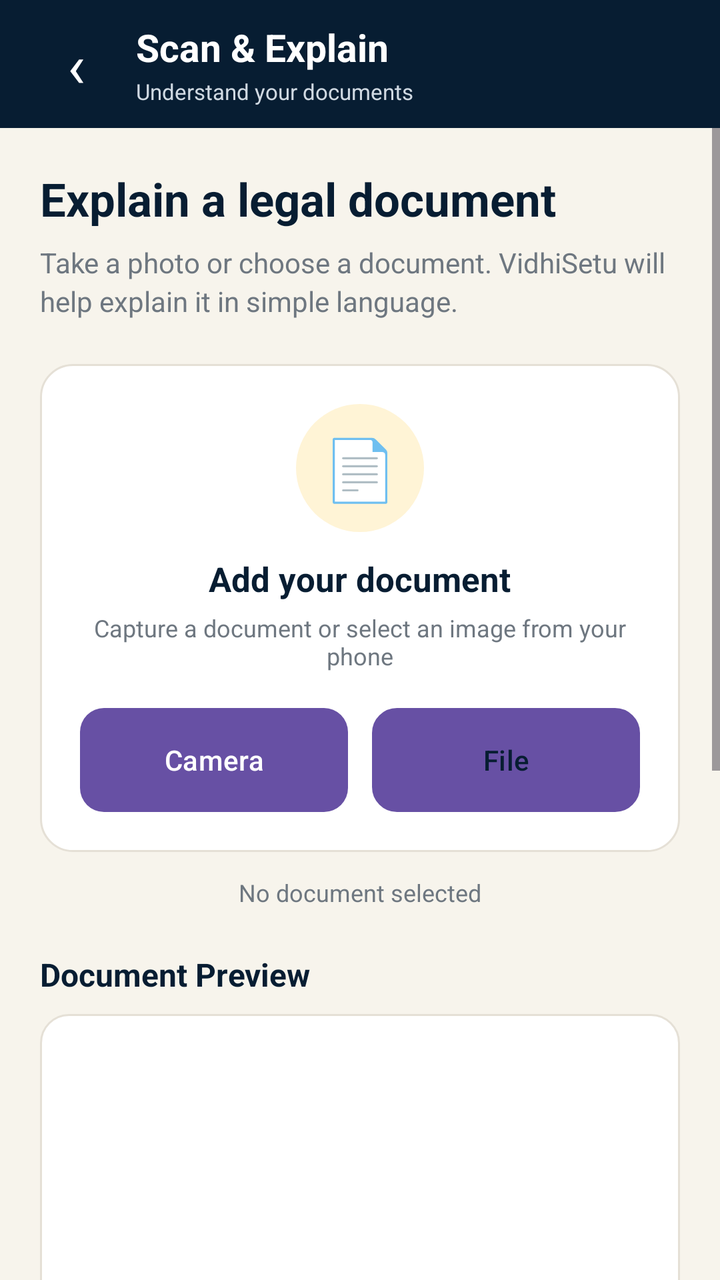
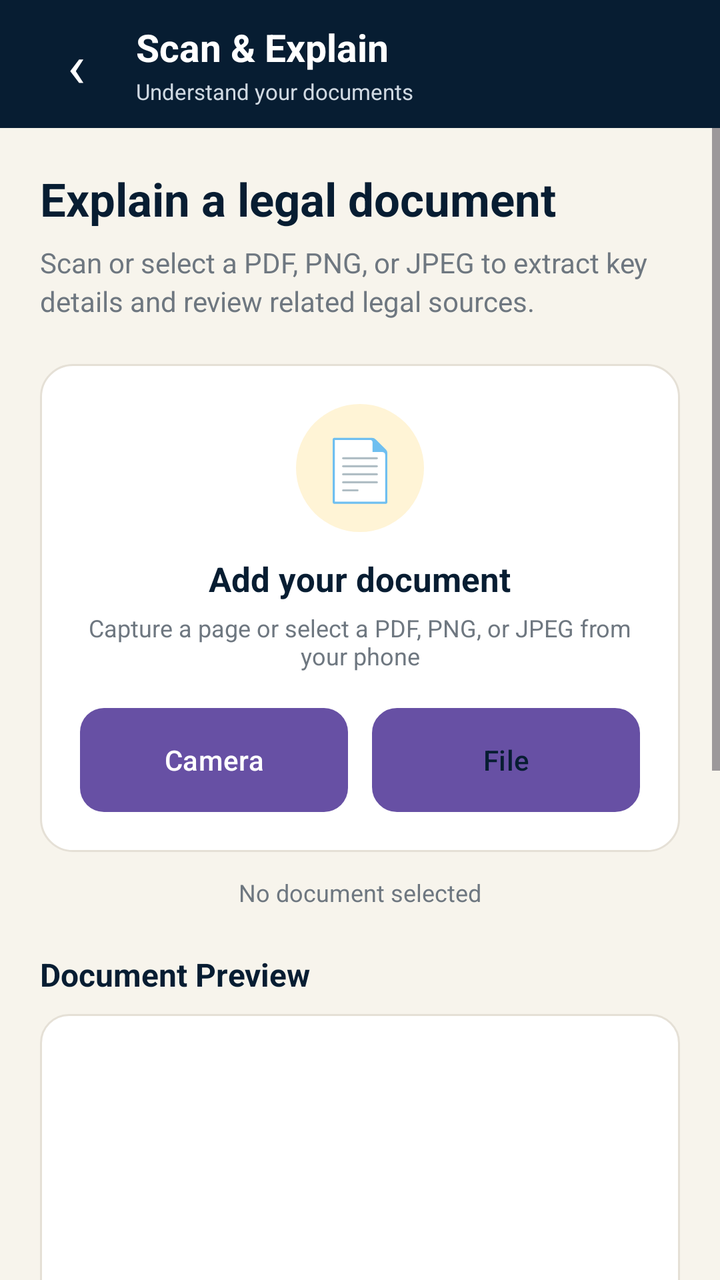

The first picture is an Android layout as it rendered before a commit; the second is the same layout after the commit. The layout source and the unified diff follow.
<!-- AndroidManifest.xml: application theme Theme.Vidhisetu -->
<!-- res/layout/activity_scan_explain.xml -->
<?xml version="1.0" encoding="utf-8"?>
<LinearLayout
    xmlns:android="http://schemas.android.com/apk/res/android"
    android:layout_width="match_parent"
    android:layout_height="match_parent"
    android:orientation="vertical"
    android:background="@color/vs_background">

    
    
    

    <LinearLayout
        android:layout_width="match_parent"
        android:layout_height="64dp"
        android:orientation="horizontal"
        android:gravity="center_vertical"
        android:paddingStart="16dp"
        android:paddingEnd="16dp"
        android:background="@color/vs_navy">

        <TextView
            android:id="@+id/backButton"
            android:layout_width="44dp"
            android:layout_height="44dp"
            android:gravity="center"
            android:text="‹"
            android:textColor="@android:color/white"
            android:textSize="30sp"
            android:clickable="true"
            android:focusable="true" />

        <LinearLayout
            android:layout_width="0dp"
            android:layout_height="wrap_content"
            android:layout_weight="1"
            android:orientation="vertical"
            android:layout_marginStart="8dp">

            <TextView
                android:layout_width="wrap_content"
                android:layout_height="wrap_content"
                android:text="Scan &amp; Explain"
                android:textColor="@android:color/white"
                android:textSize="19sp"
                android:textStyle="bold" />

            <TextView
                android:layout_width="wrap_content"
                android:layout_height="wrap_content"
                android:text="Understand your documents"
                android:textColor="@color/vs_nav_inactive"
                android:textSize="11sp"
                android:layout_marginTop="2dp" />

        </LinearLayout>

    </LinearLayout>


    
    
    

    <ScrollView
        android:layout_width="match_parent"
        android:layout_height="0dp"
        android:layout_weight="1"
        android:fillViewport="true"
        android:clipToPadding="false">

        <LinearLayout
            android:layout_width="match_parent"
            android:layout_height="wrap_content"
            android:orientation="vertical"
            android:padding="20dp"
            android:paddingBottom="32dp">


            
            
            

            <TextView
                android:layout_width="match_parent"
                android:layout_height="wrap_content"
                android:text="Explain a legal document"
                android:textColor="@color/vs_primary_text"
                android:textSize="23sp"
                android:textStyle="bold" />

            <TextView
                android:id="@+id/instructionText"
                android:layout_width="match_parent"
                android:layout_height="wrap_content"
                android:text="Take a photo or choose a document. VidhiSetu will help explain it in simple language."
                android:textColor="@color/vs_secondary_text"
                android:textSize="14sp"
                android:lineSpacingExtra="3dp"
                android:layout_marginTop="7dp" />


            
            
            

            <LinearLayout
                android:layout_width="match_parent"
                android:layout_height="wrap_content"
                android:orientation="vertical"
                android:gravity="center"
                android:padding="20dp"
                android:background="@drawable/document_input_card"
                android:layout_marginTop="22dp">

                <TextView
                    android:layout_width="64dp"
                    android:layout_height="64dp"
                    android:gravity="center"
                    android:text="📄"
                    android:textSize="30sp"
                    android:background="@drawable/document_icon_circle" />

                <TextView
                    android:layout_width="wrap_content"
                    android:layout_height="wrap_content"
                    android:text="Add your document"
                    android:textColor="@color/vs_primary_text"
                    android:textSize="17sp"
                    android:textStyle="bold"
                    android:layout_marginTop="12dp" />

                <TextView
                    android:layout_width="wrap_content"
                    android:layout_height="wrap_content"
                    android:text="Capture a document or select an image from your phone"
                    android:textColor="@color/vs_secondary_text"
                    android:textSize="12sp"
                    android:gravity="center"
                    android:layout_marginTop="5dp" />


                

                <LinearLayout
                    android:layout_width="match_parent"
                    android:layout_height="52dp"
                    android:orientation="horizontal"
                    android:layout_marginTop="18dp">

                    <Button
                        android:id="@+id/cameraButton"
                        android:layout_width="0dp"
                        android:layout_height="match_parent"
                        android:layout_weight="1"
                        android:text="Camera"
                        android:textAllCaps="false"
                        android:textColor="@android:color/white"
                        android:textSize="14sp"
                        android:background="@drawable/primary_button" />

                    <Space
                        android:layout_width="12dp"
                        android:layout_height="1dp" />

                    <Button
                        android:id="@+id/galleryButton"
                        android:layout_width="0dp"
                        android:layout_height="match_parent"
                        android:layout_weight="1"
                        android:text="File"
                        android:textAllCaps="false"
                        android:textColor="@color/vs_navy"
                        android:textSize="14sp"
                        android:background="@drawable/secondary_button" />

                </LinearLayout>

            </LinearLayout>


            
            
            

            <TextView
                android:id="@+id/documentStatusText"
                android:layout_width="match_parent"
                android:layout_height="wrap_content"
                android:text="No document selected"
                android:textColor="@color/vs_secondary_text"
                android:textSize="12sp"
                android:gravity="center"
                android:layout_marginTop="12dp" />


            
            
            

            <TextView
                android:layout_width="wrap_content"
                android:layout_height="wrap_content"
                android:text="Document Preview"
                android:textColor="@color/vs_primary_text"
                android:textSize="16sp"
                android:textStyle="bold"
                android:layout_marginTop="22dp"
                android:layout_marginBottom="9dp" />

            <FrameLayout
                android:layout_width="match_parent"
                android:layout_height="300dp"
                android:background="@drawable/document_preview_background">

                <ImageView
                    android:id="@+id/documentPreview"
                    android:layout_width="match_parent"
                    android:layout_height="match_parent"
                    android:padding="12dp"
                    android:scaleType="fitCenter"
                    android:contentDescription="Document preview" />

                <TextView
                    android:layout_width="wrap_content"
                    android:layout_height="wrap_content"
                    android:layout_gravity="center"
                    android:text="No document selected"
                    android:textColor="@color/vs_secondary_text"
                    android:textSize="13sp" />

            </FrameLayout>


            
            
            

            <Button
                android:id="@+id/explainButton"
                android:layout_width="match_parent"
                android:layout_height="54dp"
                android:text="Explain Document"
                android:textAllCaps="false"
                android:textColor="@android:color/white"
                android:textSize="15sp"
                android:textStyle="bold"
                android:background="@drawable/primary_button"
                android:layout_marginTop="18dp" />


            
            
            

            <ProgressBar
                android:id="@+id/explanationProgress"
                android:layout_width="wrap_content"
                android:layout_height="wrap_content"
                android:layout_gravity="center"
                android:visibility="gone"
                android:layout_marginTop="18dp" />


            
            
            

            <TextView
                android:id="@+id/explanationTitle"
                android:layout_width="match_parent"
                android:layout_height="wrap_content"
                android:text="Explanation"
                android:textColor="@color/vs_primary_text"
                android:textSize="18sp"
                android:textStyle="bold"
                android:layout_marginTop="28dp" />

            <LinearLayout
                android:layout_width="match_parent"
                android:layout_height="wrap_content"
                android:orientation="vertical"
                android:padding="17dp"
                android:background="@drawable/explanation_card"
                android:layout_marginTop="10dp">

                <TextView
                    android:layout_width="wrap_content"
                    android:layout_height="wrap_content"
                    android:text="VidhiSetu AI"
                    android:textColor="@color/vs_gold"
                    android:textSize="12sp"
                    android:textStyle="bold" />

                <TextView
                    android:id="@+id/explanationText"
                    android:layout_width="match_parent"
                    android:layout_height="wrap_content"
                    android:text="Your document explanation will appear here."
                    android:textColor="@color/vs_primary_text"
                    android:textSize="14sp"
                    android:lineSpacingExtra="4dp"
                    android:layout_marginTop="8dp" />

                <TextView
                    android:id="@+id/listenExplanationButton"
                    android:layout_width="wrap_content"
                    android:layout_height="44dp"
                    android:text="🔊  Listen"
                    android:textColor="@color/vs_navy"
                    android:textSize="13sp"
                    android:textStyle="bold"
                    android:gravity="center"
                    android:paddingStart="16dp"
                    android:paddingEnd="16dp"
                    android:paddingTop="6dp"
                    android:paddingBottom="6dp"
                    android:background="@drawable/secondary_button"
                    android:layout_marginTop="14dp"
                    android:clickable="true"
                    android:focusable="true" />

            </LinearLayout>

        </LinearLayout>

    </ScrollView>

</LinearLayout>
<!-- resources referenced by this layout -->
<resources>
  <color name="vs_background">#F7F4EC</color>
  <color name="vs_gold">#F4C24F</color>
  <color name="vs_nav_inactive">#D0D9E2</color>
  <color name="vs_navy">#071D32</color>
  <color name="vs_primary_text">#071D32</color>
  <color name="vs_secondary_text">#6E7780</color>
  <!-- drawable document_icon_circle (drawable) -->
  <?xml version="1.0" encoding="utf-8"?>
  <shape xmlns:android="http://schemas.android.com/apk/res/android"
      android:shape="oval">
  
      <solid android:color="@color/vs_icon_background" />
  
  </shape>
  <!-- drawable document_input_card (drawable) -->
  <?xml version="1.0" encoding="utf-8"?>
  <shape xmlns:android="http://schemas.android.com/apk/res/android">
  
      <solid android:color="@color/vs_card" />
  
      <corners android:radius="16dp" />
  
      <stroke
          android:width="1dp"
          android:color="@color/vs_border" />
  
      <padding
          android:left="1dp"
          android:top="1dp"
          android:right="1dp"
          android:bottom="1dp" />
  
  </shape>
  <!-- drawable document_preview_background (drawable) -->
  <?xml version="1.0" encoding="utf-8"?>
  <shape xmlns:android="http://schemas.android.com/apk/res/android">
  
      <solid android:color="@color/vs_card" />
  
      <corners android:radius="14dp" />
  
      <stroke
          android:width="1dp"
          android:color="@color/vs_border" />
  
  </shape>
  <!-- drawable explanation_card (drawable) -->
  <?xml version="1.0" encoding="utf-8"?>
  <shape xmlns:android="http://schemas.android.com/apk/res/android">
  
      <solid android:color="@color/vs_card" />
  
      <corners android:radius="14dp" />
  
      <stroke
          android:width="1dp"
          android:color="@color/vs_border" />
  
  </shape>
  <!-- drawable primary_button (drawable) -->
  <?xml version="1.0" encoding="utf-8"?>
  <shape xmlns:android="http://schemas.android.com/apk/res/android">
  
      <solid android:color="@color/vs_navy" />
  
      <corners android:radius="12dp" />
  
  </shape>
  <!-- drawable secondary_button (drawable) -->
  <?xml version="1.0" encoding="utf-8"?>
  <shape xmlns:android="http://schemas.android.com/apk/res/android">
  
      <solid android:color="@color/vs_icon_background" />
  
      <corners android:radius="12dp" />
  
      <stroke
          android:width="1dp"
          android:color="@color/vs_gold" />
  
  </shape>
  <style name="Theme.Vidhisetu" parent="Base.Theme.Vidhisetu" />
  <color name="vs_icon_background">#FFF4D6</color>
  <color name="vs_card">#FFFFFF</color>
  <color name="vs_border">#E5E0D6</color>
  <style name="Base.Theme.Vidhisetu" parent="Theme.Material3.DayNight.NoActionBar">
          
          
      </style>
</resources>

<!-- the commit's change to res/layout/activity_scan_explain.xml (unified diff, before → after) -->
@@ -93,7 +93,7 @@
                 android:id="@+id/instructionText"
                 android:layout_width="match_parent"
                 android:layout_height="wrap_content"
-                android:text="Take a photo or choose a document. VidhiSetu will help explain it in simple language."
+                android:text="Scan or select a PDF, PNG, or JPEG to extract key details and review related legal sources."
                 android:textColor="@color/vs_secondary_text"
                 android:textSize="14sp"
                 android:lineSpacingExtra="3dp"
@@ -133,7 +133,7 @@
                 <TextView
                     android:layout_width="wrap_content"
                     android:layout_height="wrap_content"
-                    android:text="Capture a document or select an image from your phone"
+                    android:text="Capture a page or select a PDF, PNG, or JPEG from your phone"
                     android:textColor="@color/vs_secondary_text"
                     android:textSize="12sp"
                     android:gravity="center"
